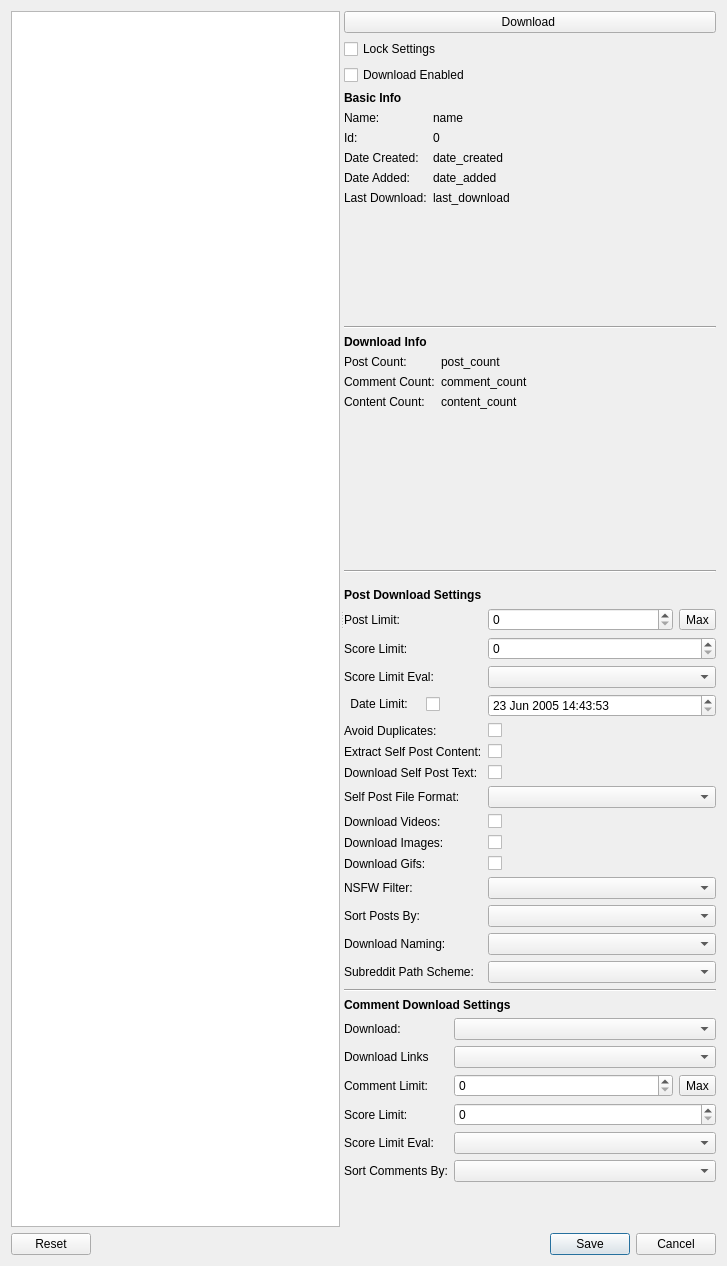
Above: DownloaderForReddit/GUI_Resources/RedditObjectSettingsDialog.ui from MalloyDelacroix/DownloaderForReddit before the change. Below: the same form after it.
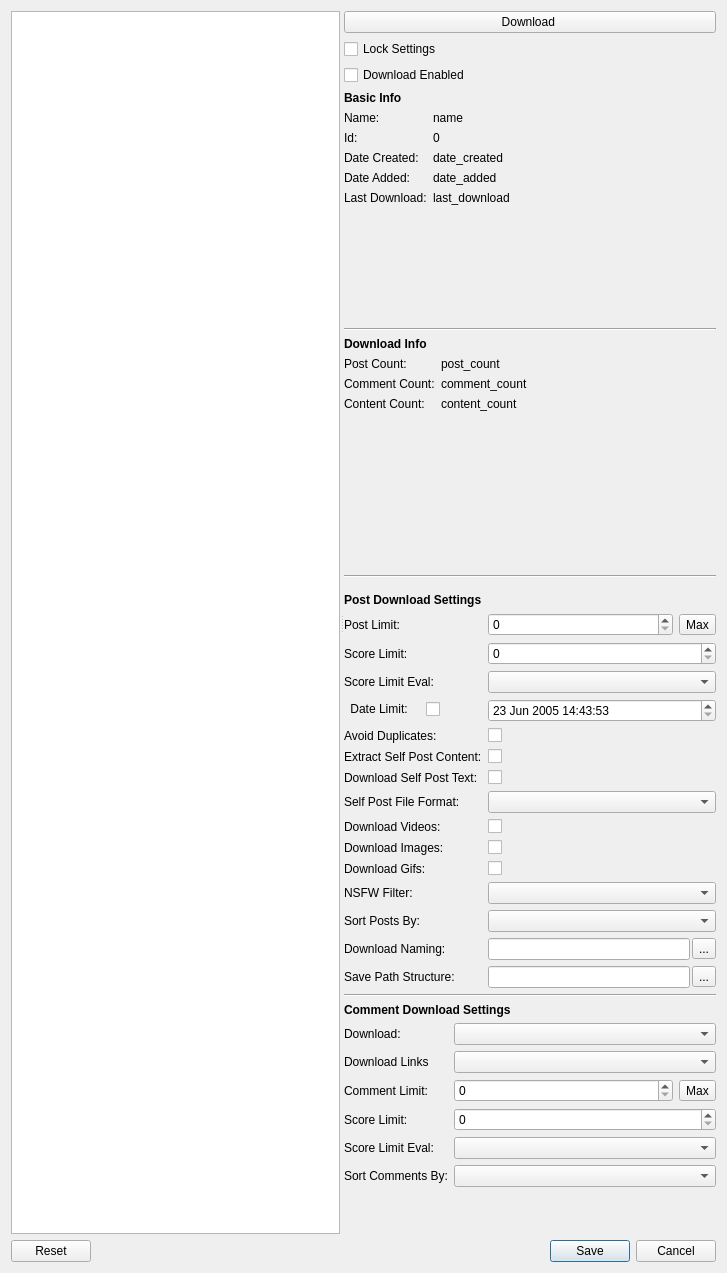
That is the form after the change.

Commit message: Add string token system for custom title and file path naming

```diff
--- a/DownloaderForReddit/GUI_Resources/RedditObjectSettingsDialog.ui
+++ b/DownloaderForReddit/GUI_Resources/RedditObjectSettingsDialog.ui
@@ -7,7 +7,7 @@
     <x>0</x>
     <y>0</y>
     <width>727</width>
-    <height>1266</height>
+    <height>1273</height>
    </rect>
   </property>
   <property name="windowTitle">
@@ -413,26 +413,20 @@
            <item row="15" column="1">
             <widget class="QComboBox" name="post_sort_combo"/>
            </item>
-           <item row="16" column="0">
+           <item row="18" column="0">
             <widget class="QLabel" name="label_17">
              <property name="text">
               <string>Download Naming:</string>
              </property>
             </widget>
            </item>
-           <item row="16" column="1">
-            <widget class="QComboBox" name="download_naming_combo"/>
-           </item>
-           <item row="17" column="0">
-            <widget class="QLabel" name="subreddit_save_structure_label">
+           <item row="19" column="0">
+            <widget class="QLabel" name="save_structure_label">
              <property name="text">
-              <string>Subreddit Path Scheme:</string>
+              <string>Save Path Structure:</string>
              </property>
             </widget>
            </item>
-           <item row="17" column="1">
-            <widget class="QComboBox" name="subreddit_save_structure_combo"/>
-           </item>
            <item row="9" column="0">
             <widget class="QLabel" name="label_15">
              <property name="text">
@@ -457,6 +451,46 @@
            <item row="10" column="1">
             <widget class="QComboBox" name="self_post_file_format_combo"/>
            </item>
+           <item row="18" column="1">
+            <layout class="QHBoxLayout" name="horizontalLayout_2">
+             <property name="spacing">
+              <number>2</number>
+             </property>
+             <item>
+              <widget class="QLineEdit" name="download_naming_line_edit"/>
+             </item>
+             <item>
+              <widget class="QToolButton" name="download_naming_available_tokens_button">
+               <property name="toolTip">
+                <string>See available tokens</string>
+               </property>
+               <property name="text">
+                <string>...</string>
+               </property>
+              </widget>
+             </item>
+            </layout>
+           </item>
+           <item row="19" column="1">
+            <layout class="QHBoxLayout" name="horizontalLayout_5">
+             <property name="spacing">
+              <number>2</number>
+             </property>
+             <item>
+              <widget class="QLineEdit" name="save_path_structure_line_edit"/>
+             </item>
+             <item>
+              <widget class="QToolButton" name="save_structure_available_tokens_button">
+               <property name="toolTip">
+                <string>See available tokens</string>
+               </property>
+               <property name="text">
+                <string>...</string>
+               </property>
+              </widget>
+             </item>
+            </layout>
+           </item>
           </layout>
          </item>
          <item>
```
The commit also changes 20 other files.
